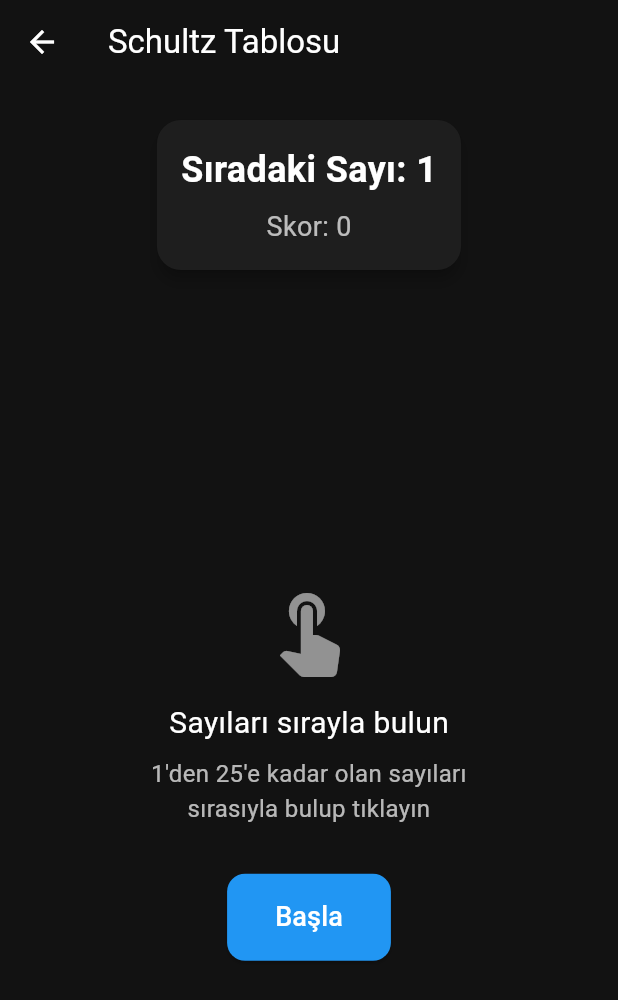
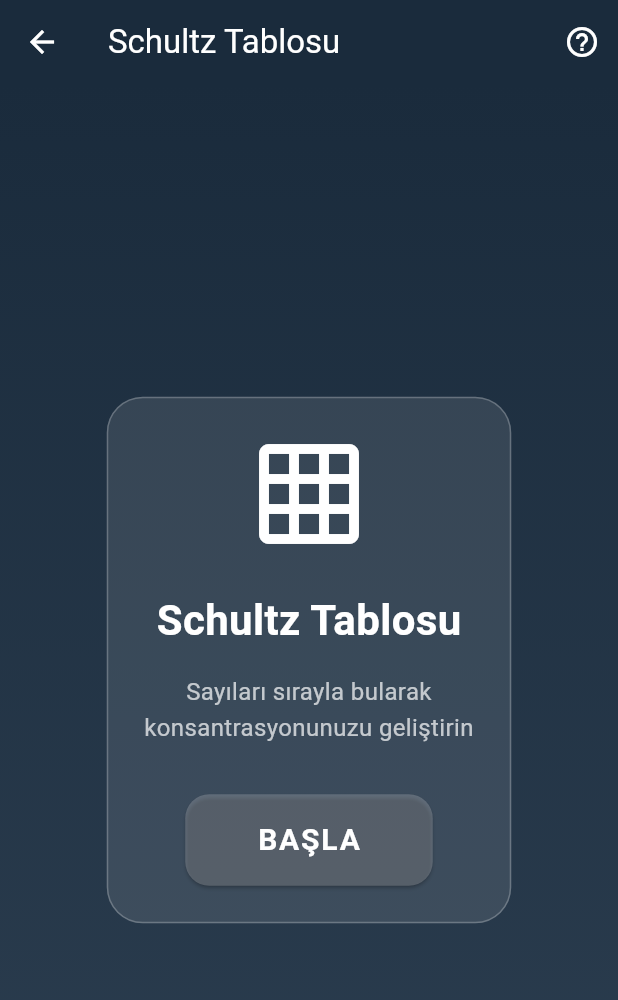
Before and after one commit to omerfarukx/Word-Game-Flutter, a Flutter app: the SchultzTableScreen screen opened directly, on a phone screen of 412 x 824 dp. Shown: the top 1000 px of the screen. Run offline on Flutter 3.47's test engine with Material 3 defaults, Android fonts, the phone set to English and light mode, and no system bars; our stand-ins replace audioplayers, firebase_auth, firebase_core, flutter_secure_storage, freezed_annotation, get_it and 2 more; accounts and stored records are empty.

Commit message:
feat(schultz-table): Koyu tema tasarımına geçiş yapıldı. Koyu mavi gradient arka plan, beyaz metinler, yarı saydam kutucuklar ve minimal tasarım eklendi.

```diff
--- a/lib/features/exercises/eye_focus/screens/schultz_table_screen.dart
+++ b/lib/features/exercises/eye_focus/screens/schultz_table_screen.dart
@@ -1,6 +1,5 @@
 import 'dart:math';
 import 'package:flutter/material.dart';
-import '../../../../core/constants/theme_constants.dart';
 
 class SchultzTableScreen extends StatefulWidget {
   const SchultzTableScreen({Key? key}) : super(key: key);
@@ -10,13 +9,15 @@ class SchultzTableScreen extends StatefulWidget {
 }
 
 class _SchultzTableScreenState extends State<SchultzTableScreen> {
-  final int gridSize = 5;
   late List<int> numbers;
   int currentNumber = 1;
+  final int gridSize = 6;
+  bool isExerciseStarted = false;
+  List<bool> foundNumbers = [];
   int score = 0;
-  bool isPlaying = false;
-  final int maxNumber = 25;
-  final stopwatch = Stopwatch();
+  int wrongAttempts = 0;
+  Stopwatch stopwatch = Stopwatch();
+  bool showHelp = false;
 
   @override
   void initState() {
@@ -25,71 +26,117 @@ class _SchultzTableScreenState extends State<SchultzTableScreen> {
   }
 
   void _initializeNumbers() {
-    numbers = List.generate(maxNumber, (index) => index + 1);
+    numbers = List.generate(gridSize * gridSize, (index) => index + 1);
     numbers.shuffle(Random());
+    foundNumbers = List.generate(gridSize * gridSize, (index) => false);
+    score = 0;
+    wrongAttempts = 0;
+    stopwatch.reset();
   }
 
-  void _handleNumberTap(int number) {
-    if (!isPlaying) return;
+  void _onNumberTap(int number) {
+    if (!isExerciseStarted) return;
 
     if (number == currentNumber) {
       setState(() {
-        score += 10;
+        foundNumbers[numbers.indexOf(number)] = true;
         currentNumber++;
+        // Doğru sayı için puan ekle (hızlı bulma bonusu dahil)
+        int timeBonus = (5000 / stopwatch.elapsedMilliseconds).round();
+        score += 100 + timeBonus - (wrongAttempts * 10);
 
-        if (currentNumber > maxNumber) {
+        if (currentNumber > gridSize * gridSize) {
+          stopwatch.stop();
           _showCompletionDialog();
         }
       });
+    } else {
+      setState(() {
+        wrongAttempts++;
+        score = score > 10 ? score - 10 : 0; // Yanlış tıklama için puan düşür
+      });
+      // Yanlış tıklama geri bildirimi
+      ScaffoldMessenger.of(context).showSnackBar(
+        SnackBar(
+          content:
+              Text('Yanlış sayı! $currentNumber\'den başlayarak devam edin.'),
+          duration: const Duration(seconds: 1),
+          backgroundColor: Colors.red,
+        ),
+      );
     }
   }
 
-  void _startGame() {
+  void _toggleHelp() {
     setState(() {
-      _initializeNumbers();
-      currentNumber = 1;
-      score = 0;
-      isPlaying = true;
-      stopwatch.reset();
+      showHelp = !showHelp;
+    });
+  }
+
+  void _startExercise() {
+    setState(() {
+      isExerciseStarted = true;
       stopwatch.start();
     });
   }
 
   void _showCompletionDialog() {
-    stopwatch.stop();
     final duration = stopwatch.elapsed;
+    final minutes = duration.inMinutes;
+    final seconds = (duration.inSeconds % 60).toString().padLeft(2, '0');
 
     showDialog(
       context: context,
       barrierDismissible: false,
       builder: (context) => AlertDialog(
-        title: const Text('Tebrikler!'),
+        title: const Text('Tebrikler!', textAlign: TextAlign.center),
         content: Column(
           mainAxisSize: MainAxisSize.min,
           children: [
-            Text('Skorunuz: $score'),
+            const Icon(Icons.emoji_events, size: 64, color: Colors.amber),
+            const SizedBox(height: 16),
+            Text(
+              'Skor: $score',
+              style: const TextStyle(
+                fontSize: 24,
+                fontWeight: FontWeight.bold,
+                color: Colors.green,
+              ),
+            ),
             const SizedBox(height: 8),
             Text(
-              'Süre: ${duration.inMinutes}:${(duration.inSeconds % 60).toString().padLeft(2, '0')}',
+              'Süre: $minutes:$seconds',
+              style: const TextStyle(fontSize: 18),
+            ),
+            const SizedBox(height: 8),
+            Text(
+              'Yanlış Deneme: $wrongAttempts',
+              style: const TextStyle(fontSize: 18, color: Colors.red),
             ),
           ],
+        ),
+        shape: RoundedRectangleBorder(
+          borderRadius: BorderRadius.circular(16),
         ),
         actions: [
           TextButton(
             onPressed: () {
               Navigator.of(context).pop();
               setState(() {
-                isPlaying = false;
+                currentNumber = 1;
+                _initializeNumbers();
+                stopwatch.reset();
+                stopwatch.start();
               });
             },
-            child: const Text('Tamam'),
+            child: const Text('Tekrar Başla'),
           ),
-          TextButton(
+          ElevatedButton(
             onPressed: () {
               Navigator.of(context).pop();
-              _startGame();
+              Navigator.of(context).pop();
             },
-            child: const Text('Tekrar Oyna'),
+            child: const Text('Çıkış'),
           ),
         ],
       ),
@@ -99,123 +146,220 @@ class _SchultzTableScreenState extends State<SchultzTableScreen> {
   @override
   Widget build(BuildContext context) {
     return Scaffold(
-      backgroundColor: ThemeConstants.darkBackgroundColor,
       appBar: AppBar(
         title: const Text('Schultz Tablosu'),
-        backgroundColor: Colors.transparent,
+        backgroundColor: const Color(0xFF1A2B3C),
         elevation: 0,
+        actions: [
+          if (isExerciseStarted)
+            Container(
+              padding: const EdgeInsets.symmetric(horizontal: 12, vertical: 6),
+              margin: const EdgeInsets.only(right: 8),
+              decoration: BoxDecoration(
+                color: Colors.green.withOpacity(0.2),
+                borderRadius: BorderRadius.circular(16),
               ),
-      body: Column(
-        children: [
-          Padding(
-            padding: const EdgeInsets.all(16),
-            child: Card(
-              color: ThemeConstants.darkSurfaceColor,
-              child: Padding(
-                padding: const EdgeInsets.all(16),
-                child: Column(
-                  children: [
-                    Text(
-                      'Sıradaki Sayı: $currentNumber',
+              child: Text(
+                'Skor: $score',
                 style: const TextStyle(
-                        fontSize: 24,
+                  fontSize: 16,
                   fontWeight: FontWeight.bold,
                   color: Colors.white,
                 ),
               ),
-                    const SizedBox(height: 8),
+            ),
+          IconButton(
+            icon: const Icon(Icons.help_outline, color: Colors.white),
+            onPressed: _toggleHelp,
+          ),
+        ],
+      ),
+      body: Container(
+        width: MediaQuery.of(context).size.width,
+        height: MediaQuery.of(context).size.height,
+        decoration: const BoxDecoration(
+          gradient: LinearGradient(
+            begin: Alignment.topCenter,
+            end: Alignment.bottomCenter,
+            colors: [
+              Color(0xFF1A2B3C),
+              Color(0xFF2C3E50),
+            ],
+          ),
+        ),
+        child: SafeArea(
+          child: Column(
+            children: [
+              if (showHelp)
+                Container(
+                  margin:
+                      const EdgeInsets.symmetric(horizontal: 16, vertical: 8),
+                  padding: const EdgeInsets.all(16),
+                  decoration: BoxDecoration(
+                    color: Colors.white.withOpacity(0.1),
+                    borderRadius: BorderRadius.circular(16),
+                    border: Border.all(color: Colors.white24),
+                  ),
+                  child: Column(
+                    children: const [
                       Text(
-                      'Skor: $score',
-                      style: const TextStyle(
+                        'Nasıl Oynanır?',
+                        style: TextStyle(
                           fontSize: 18,
+                          fontWeight: FontWeight.bold,
+                          color: Colors.white,
+                        ),
+                      ),
+                      SizedBox(height: 8),
+                      Text(
+                        '1. 1\'den 36\'ya kadar sayıları sırayla bulun\n'
+                        '2. Her doğru sayı için puan kazanın\n'
+                        '3. Ne kadar hızlı bulursanız o kadar çok bonus puan\n'
+                        '4. Yanlış tıklamalar puanınızı düşürür\n'
+                        '5. Bulunan sayılar yeşil renkte gösterilir',
+                        style: TextStyle(
+                          fontSize: 16,
+                          height: 1.5,
                           color: Colors.white70,
                         ),
                       ),
                     ],
                   ),
                 ),
+              if (!isExerciseStarted)
+                Expanded(
+                  child: Center(
+                    child: Container(
+                      margin: const EdgeInsets.symmetric(horizontal: 32),
+                      padding: const EdgeInsets.all(24),
+                      decoration: BoxDecoration(
+                        color: Colors.white.withOpacity(0.1),
+                        borderRadius: BorderRadius.circular(24),
+                        border: Border.all(color: Colors.white24),
                       ),
-          ),
-          Expanded(
-            child: isPlaying
-                ? GridView.builder(
-                    padding: const EdgeInsets.all(16),
-                    gridDelegate: SliverGridDelegateWithFixedCrossAxisCount(
-                      crossAxisCount: gridSize,
-                      crossAxisSpacing: 8,
-                      mainAxisSpacing: 8,
-                    ),
-                    itemCount: numbers.length,
-                    itemBuilder: (context, index) {
-                      final number = numbers[index];
-                      final isFound = number < currentNumber;
-
-                      return Card(
-                        color: isFound
-                            ? Colors.green.withOpacity(0.3)
-                            : ThemeConstants.darkSurfaceColor,
-                        child: InkWell(
-                          onTap: () => _handleNumberTap(number),
-                          child: Center(
-                            child: Text(
-                              number.toString(),
-                              style: TextStyle(
-                                fontSize: 24,
-                                fontWeight: FontWeight.bold,
-                                color: isFound ? Colors.green : Colors.white,
-                              ),
-                            ),
-                          ),
-                        ),
-                      );
-                    },
-                  )
-                : Center(
                       child: Column(
-                      mainAxisAlignment: MainAxisAlignment.center,
+                        mainAxisSize: MainAxisSize.min,
                         children: [
                           const Icon(
-                          Icons.touch_app,
-                          size: 64,
-                          color: Colors.white54,
+                            Icons.grid_on,
+                            size: 80,
+                            color: Colors.white,
+                          ),
+                          const SizedBox(height: 24),
+                          const Text(
+                            'Schultz Tablosu',
+                            style: TextStyle(
+                              fontSize: 28,
+                              fontWeight: FontWeight.bold,
+                              color: Colors.white,
+                            ),
                           ),
                           const SizedBox(height: 16),
                           const Text(
-                          'Sayıları sırayla bulun',
-                          style: TextStyle(
-                            fontSize: 20,
-                            color: Colors.white,
-                          ),
-                        ),
-                        const SizedBox(height: 8),
-                        const Text(
-                          '1\'den 25\'e kadar olan sayıları\nsırasıyla bulup tıklayın',
+                            'Sayıları sırayla bularak\nkonsantrasyonunuzu geliştirin',
                             textAlign: TextAlign.center,
                             style: TextStyle(
                               fontSize: 16,
                               color: Colors.white70,
+                              height: 1.5,
                             ),
                           ),
                           const SizedBox(height: 32),
                           ElevatedButton(
-                          onPressed: _startGame,
+                            onPressed: _startExercise,
                             style: ElevatedButton.styleFrom(
-                            backgroundColor: ThemeConstants.lightPrimaryColor,
                               padding: const EdgeInsets.symmetric(
-                              horizontal: 32,
+                                horizontal: 48,
                                 vertical: 16,
+                              ),
+                              backgroundColor: Colors.white.withOpacity(0.2),
+                              shape: RoundedRectangleBorder(
+                                borderRadius: BorderRadius.circular(16),
                               ),
                             ),
                             child: const Text(
-                            'Başla',
-                            style: TextStyle(fontSize: 18),
+                              'BAŞLA',
+                              style: TextStyle(
+                                fontSize: 20,
+                                fontWeight: FontWeight.bold,
+                                letterSpacing: 1.2,
+                                color: Colors.white,
+                              ),
                             ),
                           ),
                         ],
                       ),
                     ),
                   ),
+                )
+              else
+                Expanded(
+                  child: Container(
+                    margin: const EdgeInsets.all(16),
+                    decoration: BoxDecoration(
+                      color: Colors.white.withOpacity(0.1),
+                      borderRadius: BorderRadius.circular(24),
+                      border: Border.all(color: Colors.white24),
+                    ),
+                    child: ClipRRect(
+                      borderRadius: BorderRadius.circular(24),
+                      child: LayoutBuilder(
+                        builder: (context, constraints) {
+                          return GridView.builder(
+                            padding: const EdgeInsets.all(16),
+                            gridDelegate:
+                                SliverGridDelegateWithFixedCrossAxisCount(
+                              crossAxisCount: gridSize,
+                              crossAxisSpacing: 8,
+                              mainAxisSpacing: 8,
+                              childAspectRatio: 1,
+                            ),
+                            physics: const NeverScrollableScrollPhysics(),
+                            shrinkWrap: true,
+                            itemCount: numbers.length,
+                            itemBuilder: (context, index) {
+                              final number = numbers[index];
+                              final isFound = foundNumbers[index];
+                              final isNext = number == currentNumber;
+                              return _buildNumberTile(number, isFound, isNext);
+                            },
+                          );
+                        },
+                      ),
+                    ),
+                  ),
+                ),
             ],
+          ),
+        ),
+      ),
+    );
+  }
+
+  Widget _buildNumberTile(int number, bool isFound, bool isNext) {
+    return InkWell(
+      onTap: () => _onNumberTap(number),
+      borderRadius: BorderRadius.circular(12),
+      child: Container(
+        decoration: BoxDecoration(
+          color:
+              isFound ? const Color(0xFF4CAF50) : Colors.white.withOpacity(0.1),
+          borderRadius: BorderRadius.circular(12),
+          border: Border.all(
+            color: Colors.white24,
+            width: 1,
+          ),
+        ),
+        child: Center(
+          child: Text(
+            number.toString(),
+            style: TextStyle(
+              fontSize: 20,
+              fontWeight: FontWeight.w600,
+              color: Colors.white,
+            ),
+          ),
+        ),
       ),
     );
   }
```
Lines whose indentation alone changed are shown as unchanged.
